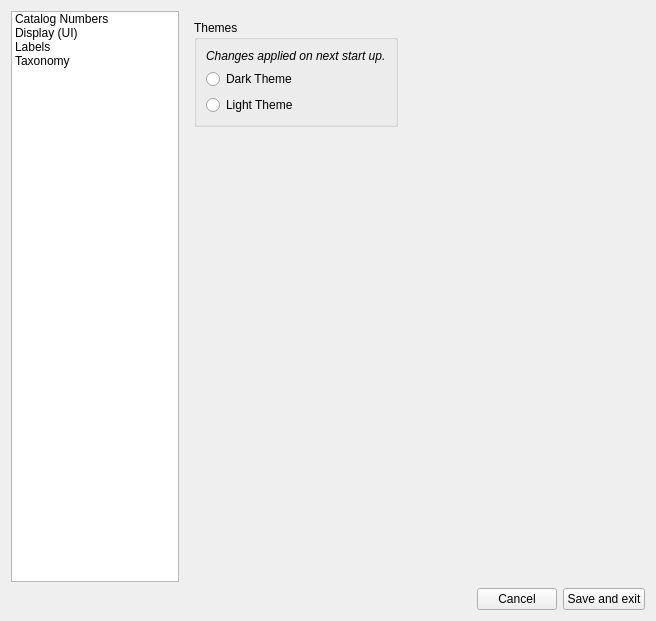
Above: ui/settingsUI.ui from CapPow/collBook before the change. Below: the same form after it.
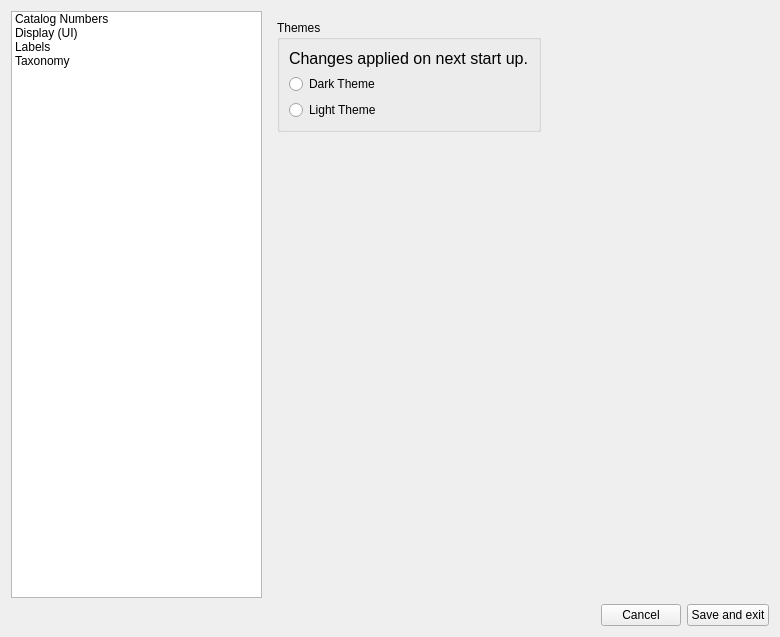
That is the form after the change. The open tabs and pages were chosen to show the change. Icons and pictures are not drawn.

Commit message: increased base font size for UI elements

```diff
--- a/ui/settingsUI.ui
+++ b/ui/settingsUI.ui
@@ -6,8 +6,8 @@
    <rect>
     <x>0</x>
     <y>0</y>
-    <width>656</width>
-    <height>621</height>
+    <width>780</width>
+    <height>637</height>
    </rect>
   </property>
   <property name="minimumSize">
@@ -19,6 +19,9 @@
   <property name="windowTitle">
    <string>Preferences</string>
   </property>
+  <property name="styleSheet">
+   <string notr="true">font: 12pt &quot;Cantarell&quot;;</string>
+  </property>
   <widget class="QWidget" name="centralwidget">
    <layout class="QGridLayout" name="gridLayout_2">
     <item row="0" column="0">
@@ -276,8 +279,11 @@
                  </property>
                  <property name="font">
                   <font>
-                   <pointsize>9</pointsize>
-                   <italic>true</italic>
+                   <family>Cantarell</family>
+                   <pointsize>12</pointsize>
+                   <weight>50</weight>
+                   <italic>false</italic>
+                   <bold>false</bold>
                   </font>
                  </property>
                  <property name="text">
```
Left out of the diff: 6 changed lines with no effect on the pictures. The commit also changes 8 other files.
